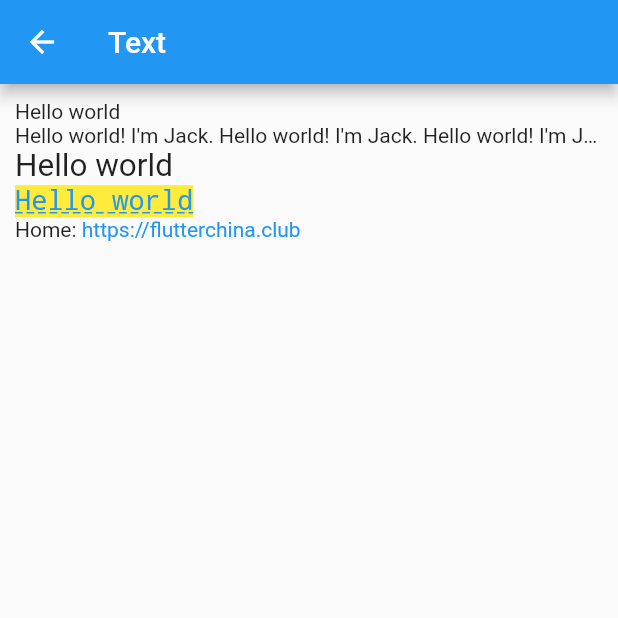
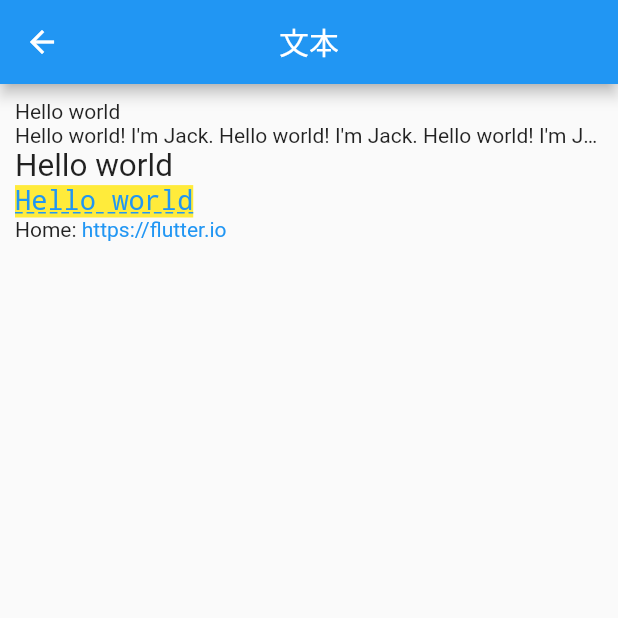
Before and after one commit to zhaomenghuan/HelloFlutter, a Flutter app: the screen it shows after launch, after a tap on "Text", on a phone screen of 412 x 824 dp, the top half of it. Run offline on Flutter 3.47's test engine with Material 2 defaults, Android fonts, the phone set to English and light mode, and no system bars; our stand-ins replace device_info; network calls fail.

Commit message:
增加 UI 模块

```diff
--- a/lib/Text.dart
+++ /dev/null
@@ -1,49 +0,0 @@
-import 'package:flutter/material.dart';
-
-class TextPage extends StatelessWidget {
-  @override
-  Widget build(BuildContext context) {
-    return Scaffold(
-      appBar: AppBar(
-        title: Text("Text"),
-      ),
-      body: ListView(
-        padding: EdgeInsets.all(10),
-        children: <Widget>[
-          Text('Hello world'),
-          Text("Hello world! I'm Jack. "*4,
-            maxLines: 1,
-            overflow: TextOverflow.ellipsis,
-          ),
-          Text("Hello world", textScaleFactor: 1.5),
-          Text("Hello world",
-            style: TextStyle(
-                color: Colors.blue,
-                fontSize: 18.0,
-                height: 1.2,
-                fontFamily: "Courier",
-                background: new Paint()..color=Colors.yellow,
-                decoration:TextDecoration.underline,
-                decorationStyle: TextDecorationStyle.dashed
-            ),
-          ),
-
-          Text.rich(TextSpan(
-              children: [
-                TextSpan(
-                    text: "Home: "
-                ),
-                TextSpan(
-                    text: "https://flutterchina.club",
-                    style: TextStyle(
-                        color: Colors.blue
-                    )
-                ),
-              ]
-          ))
-        ],
-
-      ),
-    );
-  }
-}
--- a/lib/main.dart
+++ b/lib/main.dart
@@ -1,49 +1,60 @@
 import 'package:flutter/material.dart';
 
-import 'Text.dart';
-import 'Image.dart';
+import 'ui.dart';
+import 'ui/Text.dart';
+import 'ui/Image.dart';
+import 'ui/Button.dart';
+import 'ui/ListView.dart';
+import 'ui/TabBar.dart';
 
-void main() => runApp(MyApp());
+import 'api.dart';
+import 'api/device_info.dart';
 
-class MyApp extends StatelessWidget {
+void main() => runApp(HelloFlutterApp());
+
+class HelloFlutterApp extends StatefulWidget {
+  @override
+  State<StatefulWidget> createState() => new HelloFlutterState();
+}
+
+class HelloFlutterState extends State<HelloFlutterApp> {
+  int _currentIndex = 0;
+  final List<Widget> _children = [UIPage(), APIPage()];
+
   @override
   Widget build(BuildContext context) {
-    return MaterialApp(
+    return new MaterialApp(
         // 应用名称
         title: 'Hello Flutter',
         // 主题
         theme: ThemeData(
           primarySwatch: Colors.blue,
         ),
+        routes: <String, WidgetBuilder>{
+          '/Text': (context) => TextPage(),
+          '/Image': (context) => ImagePage(),
+          '/Button': (context) => ButtonPage(),
+          '/ListView': (context) => ListViewPage(),
+          '/TabBar': (context) => TabBarPage(),
+          '/DeviceInfo': (context) => DeviceInfoPage(),
+        },
         // 路由首页
         home: new Builder(builder: (context) {
           return new Scaffold(
-            appBar: new AppBar(
-              title: new Text('Hello Flutter'),
-            ),
-            body: new ListView(
-              children: <Widget>[
-                new ListTile(
-                    title: new Text('Text'),
-                    subtitle: new Text('文本'),
-                    onTap: () {
-                      Navigator.push(context, new MaterialPageRoute(
-                          builder: (BuildContext context) {
-                        return new TextPage();
-                      }));
-                    }),
-                new ListTile(
-                    title: new Text('Image'),
-                    subtitle: new Text('图片'),
-                    onTap: () {
-                      Navigator.push(context, new MaterialPageRoute(
-                          builder: (BuildContext context) {
-                            return new ImagePage();
-                          }));
-                    }),
-                new ListTile(
-                    title: new Text('Button'), subtitle: new Text('按钮')),
-
+            appBar: new AppBar(title: Text('Hello Flutter'), centerTitle: true),
+            body: _children[_currentIndex],
+            bottomNavigationBar: BottomNavigationBar(
+              currentIndex: _currentIndex,
+              onTap: (int index) {
+                setState(() {
+                  _currentIndex = index;
+                });
+              },
+              items: [
+                BottomNavigationBarItem(
+                    title: new Text("组件"), icon: new Icon(Icons.dashboard)),
+                BottomNavigationBarItem(
+                    title: new Text("接口"), icon: new Icon(Icons.memory))
               ],
             ),
           );
--- /dev/null
+++ b/lib/ui.dart
@@ -0,0 +1,28 @@
+import 'package:flutter/material.dart';
+
+class UIPage extends StatelessWidget {
+  var data = [
+    {"title": "Text", "subtitle": "文本", "routeName": "/Text"},
+    {"title": "Image", "subtitle": "图片", "routeName": "/Image"},
+    {"title": "Button", "subtitle": "按钮", "routeName": "/Button"},
+    {"title": "ListView", "subtitle": "列表", "routeName": "/ListView"},
+    {"title": "TabBar", "subtitle": "选项卡", "routeName": "/TabBar"}
+  ];
+
+  @override
+  Widget build(BuildContext context) {
+    return Scaffold(
+      body: new ListView.builder(
+          itemCount: data.length,
+          itemBuilder: (context, int index) {
+            return new ListTile(
+                title: new Text('${data[index]['title']}'),
+                subtitle: new Text('${data[index]['subtitle']}'),
+                onTap: () {
+                  Navigator.pushNamed(
+                      context, '${data[index]['routeName']}');
+                });
+          })
+    );
+  }
+}
--- a/lib/Image.dart
+++ b/lib/ui/Image.dart
@@ -4,21 +4,17 @@ class ImagePage extends StatelessWidget {
   @override
   Widget build(BuildContext context) {
     return Scaffold(
-        appBar: AppBar(
-          title: Text('Image'),
-        ),
+        appBar: AppBar(title: Text('图片'), centerTitle: true),
         body: ListView(
           padding: EdgeInsets.all(10),
           children: <Widget>[
             Text('使用 Image.asset 从 asset 中加载图片'),
             Image.asset("images/avatar.png"),
-
             Text('使用 NetworkImage 从网络加载图片'),
             Image(
                 image: NetworkImage(
                     "https://avatars2.githubusercontent.com/u/13075561?s=460&v=4"),
                 width: 100.0),
-
             Text('使用 Image.network 从网络加载图片'),
             Image.network(
                 "https://avatars2.githubusercontent.com/u/13075561?s=460&v=4",
--- /dev/null
+++ b/lib/ui/TabBar.dart
@@ -0,0 +1,80 @@
+import 'package:flutter/material.dart';
+
+class TabBarPage extends StatefulWidget {
+  @override
+  State<StatefulWidget> createState() {
+    return _TabBarPage();
+  }
+}
+
+class Choice {
+  const Choice({this.icon, this.title});
+
+  final String title;
+  final IconData icon;
+}
+
+class _TabBarPage extends State<TabBarPage> {
+  List<Choice> choices = const <Choice>[
+    const Choice(title: "CAR", icon: Icons.directions_car),
+    const Choice(title: "PRINT", icon: Icons.print),
+    const Choice(title: "ANDROID", icon: Icons.android),
+    const Choice(title: "MAP", icon: Icons.map),
+    const Choice(title: "PHONE", icon: Icons.phone),
+    const Choice(title: "ALARMS", icon: Icons.access_alarms),
+    const Choice(title: "BLUETOOTH", icon: Icons.bluetooth),
+  ];
+
+  @override
+  Widget build(BuildContext context) {
+    return new MaterialApp(
+      home: new DefaultTabController(
+        length: choices.length,
+        child: new Scaffold(
+          appBar: new AppBar(
+            primary: true,
+            title: new Text("选项卡"),
+            bottom: new TabBar(
+              isScrollable: true,
+              indicatorColor: Colors.yellowAccent,
+              indicatorWeight: 2.0,
+              indicatorSize: TabBarIndicatorSize.tab,
+              tabs: choices.map((Choice c) {
+                return new Tab(
+                  text: c.title,
+                  icon: new Icon(c.icon),
+                );
+              }).toList(),
+            ),
+          ),
+          body: new TabBarView(
+            children: choices.map((Choice c) {
+              return new Padding(
+                padding: EdgeInsets.all(10.0),
+                child: new Card(
+                  elevation: 10.0,
+                  child: new Center(
+                    child: new Column(
+                      mainAxisAlignment: MainAxisAlignment.center,
+                      children: <Widget>[
+                        new Icon(
+                          c.icon,
+                          size: 100.0,
+                          color: Colors.blue,
+                        ),
+                        new Text(
+                          c.title,
+                          style: new TextStyle(color: Colors.blue, fontSize: 30.0),
+                        ),
+                      ],
+                    ),
+                  ),
+                ),
+              );
+            }).toList(),
+          ),
+        ),
+      ),
+    );
+  }
+}
--- /dev/null
+++ b/lib/ui/Text.dart
@@ -0,0 +1,39 @@
+import 'package:flutter/material.dart';
+
+class TextPage extends StatelessWidget {
+  @override
+  Widget build(BuildContext context) {
+    return Scaffold(
+      appBar: AppBar(title: Text("文本"), centerTitle: true),
+      body: ListView(
+        padding: EdgeInsets.all(10),
+        children: <Widget>[
+          Text('Hello world'),
+          Text(
+            "Hello world! I'm Jack. " * 4,
+            maxLines: 1,
+            overflow: TextOverflow.ellipsis,
+          ),
+          Text("Hello world", textScaleFactor: 1.5),
+          Text(
+            "Hello world",
+            style: TextStyle(
+                color: Colors.blue,
+                fontSize: 18.0,
+                height: 1.2,
+                fontFamily: "Courier",
+                background: new Paint()..color = Colors.yellow,
+                decoration: TextDecoration.underline,
+                decorationStyle: TextDecorationStyle.dashed),
+          ),
+          Text.rich(TextSpan(children: [
+            TextSpan(text: "Home: "),
+            TextSpan(
+                text: "https://flutter.io",
+                style: TextStyle(color: Colors.blue)),
+          ]))
+        ],
+      ),
+    );
+  }
+}
--- a/pubspec.yaml
+++ b/pubspec.yaml
@@ -19,6 +19,7 @@ dependencies:
   # The following adds the Cupertino Icons font to your application.
   # Use with the CupertinoIcons class for iOS style icons.
   cupertino_icons: ^0.1.2
+  device_info: ^0.3.0
 
 dev_dependencies:
   flutter_test:
```
Also changed, not shown: lib/api.dart (added, +24 -0 lines), lib/api/device_info.dart (added, +26 -0 lines), lib/ui/Button.dart (added, +21 -0 lines), lib/ui/listview.dart (added, +18 -0 lines), docs/ui.png (added), 5 other files.
